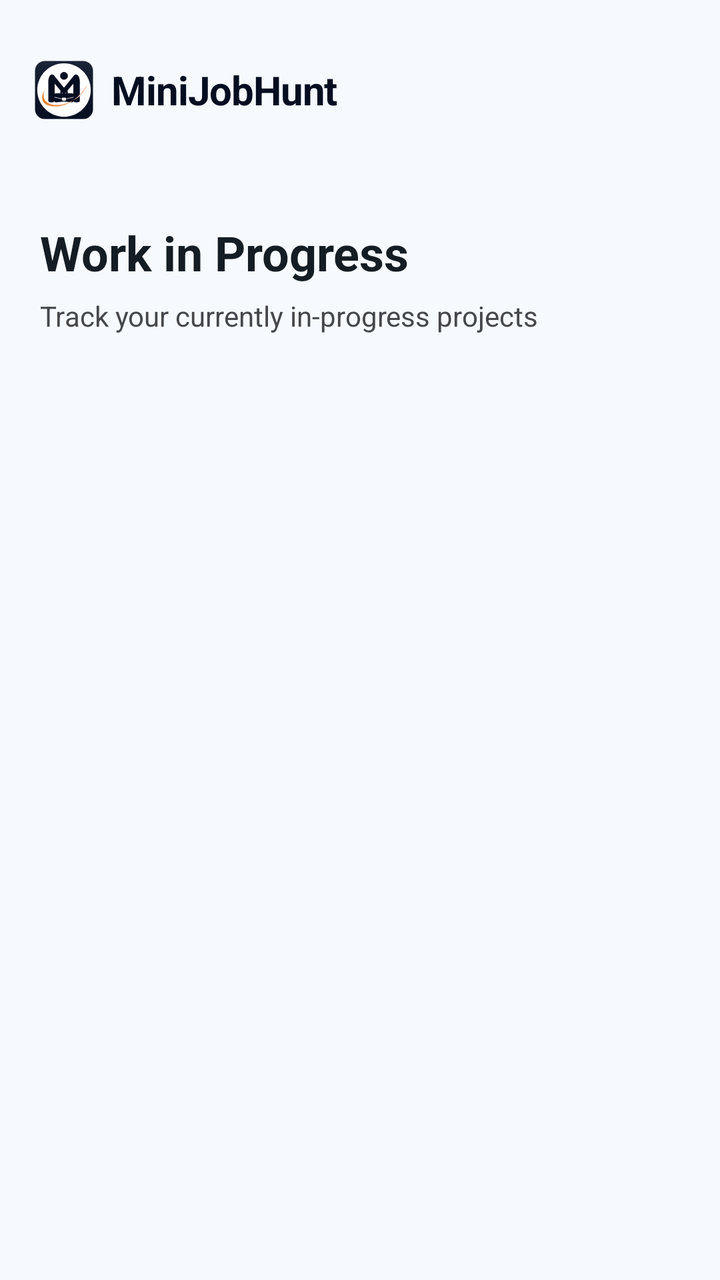
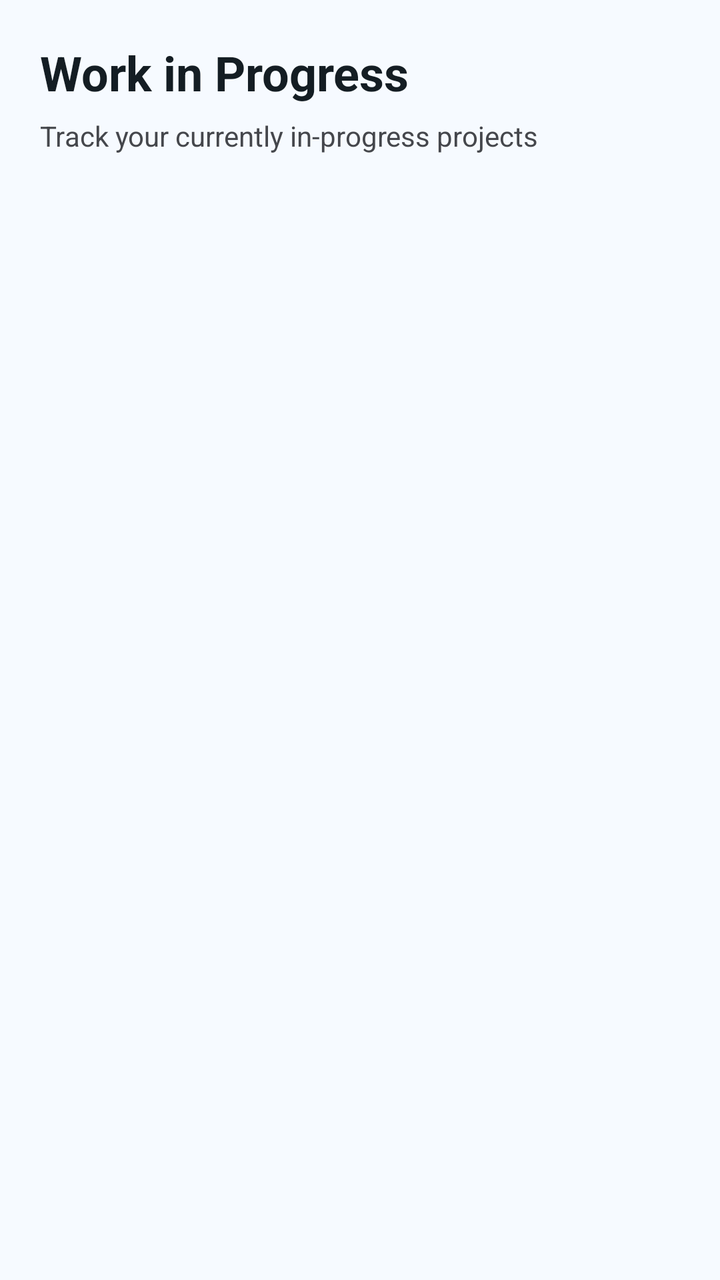

The first picture is an Android layout as it rendered before a commit; the second is the same layout after the commit. The layout source and the unified diff follow.
<!-- AndroidManifest.xml: application theme Theme.MiniJobHunt -->
<!-- res/layout/fragment_freelancer_in_progress_jobs.xml -->
<?xml version="1.0" encoding="utf-8"?>
<LinearLayout xmlns:android="http://schemas.android.com/apk/res/android"
    xmlns:tools="http://schemas.android.com/tools"
    android:layout_width="match_parent"
    android:layout_height="match_parent"
    android:orientation="vertical"
    android:background="@color/background">

    
    <include
        android:id="@+id/header"
        layout="@layout/layout_common_header" />

    <LinearLayout
        android:layout_width="match_parent"
        android:layout_height="wrap_content"
        android:orientation="vertical"
        android:padding="20dp">

        <TextView
            android:layout_width="wrap_content"
            android:layout_height="wrap_content"
            android:text="Work in Progress"
            android:textSize="24sp"
            android:textStyle="bold"
            android:textColor="@color/text_primary" />

        <TextView
            android:layout_width="wrap_content"
            android:layout_height="wrap_content"
            android:layout_marginTop="6dp"
            android:text="Track your currently in-progress projects"
            android:textColor="@color/text_secondary" />

    </LinearLayout>

    <androidx.recyclerview.widget.RecyclerView
        android:id="@+id/recyclerViewJobs"
        android:layout_width="match_parent"
        android:layout_height="match_parent"
        android:clipToPadding="false"
        android:paddingBottom="100dp"
        tools:listitem="@layout/item_freelancer_job" />

</LinearLayout>
<!-- res/layout/layout_common_header.xml (included above) -->
<?xml version="1.0" encoding="utf-8"?>
<RelativeLayout xmlns:android="http://schemas.android.com/apk/res/android"
    xmlns:app="http://schemas.android.com/apk/res-auto"
    android:layout_width="match_parent"
    android:layout_height="90dp"
    android:background="@color/surface"
    android:paddingHorizontal="16dp"
    android:paddingTop="24dp">

    <LinearLayout
        android:layout_width="wrap_content"
        android:layout_height="wrap_content"
        android:layout_centerVertical="true"
        android:gravity="center_vertical"
        android:orientation="horizontal">

        <ImageView
            android:layout_width="32dp"
            android:layout_height="32dp"
            android:src="@drawable/ic_mainlogo" />

        <TextView
            android:layout_width="wrap_content"
            android:layout_height="wrap_content"
            android:layout_marginStart="8dp"
            android:text="MiniJobHunt"
            android:textColor="@color/primary"
            android:textSize="20sp"
            android:textStyle="bold"
            android:letterSpacing="-0.02" />
    </LinearLayout>
</RelativeLayout>
<!-- res/layout/item_freelancer_job.xml (included above) -->
<?xml version="1.0" encoding="utf-8"?>
<androidx.cardview.widget.CardView
    xmlns:android="http://schemas.android.com/apk/res/android"
    xmlns:app="http://schemas.android.com/apk/res-auto"
    android:layout_width="match_parent"
    android:layout_height="wrap_content"
    android:layout_marginHorizontal="16dp"
    android:layout_marginVertical="8dp"
    app:cardBackgroundColor="@color/white"
    app:cardCornerRadius="16dp"
    app:cardElevation="2dp">

    <LinearLayout
        android:layout_width="match_parent"
        android:layout_height="wrap_content"
        android:orientation="vertical"
        android:padding="16dp">

        
        <LinearLayout
            android:layout_width="match_parent"
            android:layout_height="wrap_content"
            android:orientation="horizontal"
            android:gravity="center_vertical"
            android:layout_marginBottom="12dp">

            <com.google.android.material.imageview.ShapeableImageView
                android:id="@+id/imgClientProfile"
                android:layout_width="40dp"
                android:layout_height="40dp"
                android:scaleType="centerCrop"
                android:src="@drawable/ic_profile"
                app:shapeAppearanceOverlay="@style/CircleImage"
                app:strokeColor="@color/outline_variant"
                app:strokeWidth="1dp" />

            <LinearLayout
                android:layout_width="0dp"
                android:layout_height="wrap_content"
                android:layout_weight="1"
                android:orientation="vertical"
                android:layout_marginStart="12dp">

                <LinearLayout
                    android:layout_width="wrap_content"
                    android:layout_height="wrap_content"
                    android:orientation="horizontal"
                    android:gravity="center_vertical">

                    <TextView
                        android:id="@+id/txtClientName"
                        android:layout_width="wrap_content"
                        android:layout_height="wrap_content"
                        android:text="Client Name"
                        android:textColor="@color/primary"
                        android:textStyle="bold"
                        android:textSize="14sp" />

                    <ImageView
                        android:id="@+id/imgVerifiedBadge"
                        android:layout_width="20dp"
                        android:layout_height="20dp"
                        android:layout_marginStart="6dp"
                        android:src="@drawable/ic_verified"
                        android:visibility="gone"
                        android:contentDescription="Verified"/>

                </LinearLayout>

                <TextView
                    android:id="@+id/txtPostedAt"
                    android:layout_width="wrap_content"
                    android:layout_height="wrap_content"
                    android:text="Posted just now"
                    android:textColor="@color/text_secondary"
                    android:textSize="12sp" />

            </LinearLayout>

        </LinearLayout>

        <TextView
            android:id="@+id/txtJobTitle"
            android:layout_width="wrap_content"
            android:layout_height="wrap_content"
            android:text="Job Title"
            android:textSize="18sp"
            android:textStyle="bold"
            android:textColor="@color/primary" />

        <TextView
            android:id="@+id/txtJobDetails"
            android:layout_width="wrap_content"
            android:layout_height="wrap_content"
            android:layout_marginTop="6dp"
            android:text="Details"
            android:textColor="@color/text_secondary"
            android:textSize="14sp"
            android:lineSpacingExtra="2dp" />

        <LinearLayout
            android:layout_width="match_parent"
            android:layout_height="wrap_content"
            android:orientation="horizontal"
            android:gravity="center_vertical"
            android:layout_marginTop="12dp">

            <ImageView
                android:layout_width="16dp"
                android:layout_height="16dp"
                android:src="@drawable/ic_money"
                app:tint="@color/success" />

            <TextView
                android:id="@+id/txtJobBudget"
                android:layout_width="wrap_content"
                android:layout_height="wrap_content"
                android:layout_marginStart="6dp"
                android:text="Budget: Rs. 0"
                android:textColor="@color/success"
                android:textStyle="bold"
                android:textSize="14sp" />

        </LinearLayout>

        <RelativeLayout
            android:layout_width="match_parent"
            android:layout_height="wrap_content"
            android:layout_marginTop="16dp">

            <com.google.android.material.button.MaterialButton
                android:id="@+id/btnApply"
                style="@style/AppButton.Accent"
                android:layout_width="wrap_content"
                android:layout_height="42dp"
                android:layout_alignParentEnd="true"
                android:paddingHorizontal="24dp"
                android:text="Apply Now"
                android:textAllCaps="false"
                android:textSize="14sp" />

        </RelativeLayout>

        <LinearLayout
            android:id="@+id/layoutWork"
            android:layout_width="match_parent"
            android:layout_height="wrap_content"
            android:orientation="vertical"
            android:visibility="gone"
            tools:visibility="visible"
            xmlns:tools="http://schemas.android.com/tools">

            <View
                android:layout_width="match_parent"
                android:layout_height="1dp"
                android:background="@color/divider"
                android:layout_marginVertical="12dp" />

            <TextView
                android:id="@+id/txtWorkFile"
                android:layout_width="match_parent"
                android:layout_height="wrap_content"
                android:background="@drawable/bg_chip_light"
                android:padding="12dp"
                android:text="Attached File: none"
                android:textColor="@color/primary"
                android:textSize="13sp"
                android:textStyle="bold"
                android:drawableStart="@drawable/ic_upload"
                android:drawablePadding="8dp"
                android:visibility="gone" />

            <LinearLayout
                android:layout_width="match_parent"
                android:layout_height="wrap_content"
                android:orientation="horizontal"
                android:layout_marginTop="12dp">

                <com.google.android.material.button.MaterialButton
                    android:id="@+id/btnSubmitWork"
                    style="@style/AppButton.Primary"
                    android:layout_width="0dp"
                    android:layout_height="42dp"
                    android:layout_weight="1"
                    android:layout_marginEnd="6dp"
                    android:text="Submit Work"
                    android:textSize="13sp"
                    android:textAllCaps="false" />

                <com.google.android.material.button.MaterialButton
                    android:id="@+id/btnManageWork"
                    style="@style/AppButton.Ghost"
                    android:layout_width="0dp"
                    android:layout_height="42dp"
                    android:layout_weight="1"
                    android:layout_marginStart="6dp"
                    android:text="Manage"
                    android:textSize="13sp"
                    android:textAllCaps="false" />
            </LinearLayout>

            <com.google.android.material.button.MaterialButton
                android:id="@+id/btnRaiseConflict"
                style="@style/Widget.Material3.Button.TextButton"
                android:layout_width="match_parent"
                android:layout_height="wrap_content"
                android:layout_marginTop="4dp"
                android:text="Problem? Raise a Conflict"
                android:textColor="@color/accent"
                android:textSize="12sp"
                android:textAllCaps="false" />
        </LinearLayout>



    </LinearLayout>

</androidx.cardview.widget.CardView>
<!-- resources referenced by this layout -->
<resources>
  <color name="accent">#ba1a1a</color>
  <color name="background">#f6faff</color>
  <color name="divider">#c6c6cd</color>
  <color name="outline_variant">#c6c6cd</color>
  <color name="primary">#050e21</color>
  <color name="success">#10B981</color>
  <color name="surface">#f6faff</color>
  <color name="text_primary">#141d23</color>
  <color name="text_secondary">#45474c</color>
  <color name="white">#FFFFFF</color>
  <!-- drawable bg_chip_light (drawable) -->
  <?xml version="1.0" encoding="utf-8"?>
  <shape xmlns:android="http://schemas.android.com/apk/res/android"
      android:shape="rectangle">
      <solid android:color="@color/surface_container" />
      <corners android:radius="999dp" />
  </shape>
  <!-- drawable ic_mainlogo: vector/xml drawable (drawable, 3696 chars, omitted) -->
  <!-- drawable ic_profile (drawable) -->
  <vector xmlns:android="http://schemas.android.com/apk/res/android"
      android:width="24dp"
      android:height="24dp"
      android:viewportWidth="24"
      android:viewportHeight="24">
  
      <path
          android:fillColor="#666666"
          android:pathData="M12,12c2.21,0 4,-1.79 4,-4s-1.79,-4 -4,-4 -4,1.79 -4,4 1.79,4 4,4zm0,2c-2.67,0 -8,1.34 -8,4v2h16v-2c0,-2.66 -5.33,-4 -8,-4z"/>
  </vector>
  <!-- drawable ic_upload (drawable) -->
  <vector xmlns:android="http://schemas.android.com/apk/res/android"
      android:width="24dp"
      android:height="24dp"
      android:viewportWidth="24"
      android:viewportHeight="24">
  
      <path
          android:fillColor="#4CAF50"
          android:pathData="M5,20h14v-2H5v2zM12,2l-5.5,5.5 1.41,1.41L11,5.83V16h2V5.83l3.09,3.08 1.41-1.41L12,2z"/>
  </vector>
  <style name="AppButton.Primary" parent="Widget.Material3.Button">
          <item name="backgroundTint">@color/primary</item>
          <item name="android:textColor">@color/white</item>
          <item name="shapeAppearance">@style/ShapeAppearance.App.Medium</item>
          <item name="android:insetTop">0dp</item>
          <item name="android:insetBottom">0dp</item>
          <item name="android:letterSpacing">0.01</item>
          <item name="android:textStyle">bold</item>
      </style>
  <style name="CircleImage">
          <item name="cornerSize">50%</item>
      </style>
  <style name="Theme.MiniJobHunt" parent="Base.Theme.MiniJobHunt" />
  <color name="surface_container">#e6eff8</color>
  <color name="info">#050e21</color>
  <color name="orange_primary">#de6a00</color>
  <style name="ShapeAppearance.App.Medium" parent="ShapeAppearance.Material3.MediumComponent">
          <item name="cornerSize">12dp</item>
      </style>
  <color name="primary_container">#1b2437</color>
  <color name="on_primary_container">#828ba2</color>
  <color name="secondary">#5c5f60</color>
  <style name="AppText.HeadlineLarge">
          <item name="android:textSize">24sp</item>
          <item name="android:textStyle">bold</item>
          <item name="android:textColor">@color/text_primary</item>
          <item name="android:letterSpacing">-0.02</item>
      </style>
  <style name="AppText.TitleMedium">
          <item name="android:textSize">18sp</item>
          <item name="android:textStyle">bold</item>
          <item name="android:textColor">@color/text_primary</item>
      </style>
  <style name="AppText.BodyLarge">
          <item name="android:textSize">16sp</item>
          <item name="android:textColor">@color/text_secondary</item>
      </style>
  <style name="AppText.LabelMedium">
          <item name="android:textSize">12sp</item>
          <item name="android:textStyle">bold</item>
          <item name="android:textColor">@color/text_muted</item>
          <item name="android:letterSpacing">0.01</item>
      </style>
  <color name="text_muted">#76777d</color>
  <!-- unchanged entries left out for length: 5 -->
</resources>

<!-- the commit's change to res/layout/fragment_freelancer_in_progress_jobs.xml (unified diff, before → after) -->
@@ -6,11 +6,6 @@
     android:orientation="vertical"
     android:background="@color/background">
 
-    
-    <include
-        android:id="@+id/header"
-        layout="@layout/layout_common_header" />
-
     <LinearLayout
         android:layout_width="match_parent"
         android:layout_height="wrap_content"
@@ -43,39 +38,6 @@
         tools:listitem="@layout/item_freelancer_job" />
 
 </LinearLayout>
-<!-- res/layout/layout_common_header.xml (included above) -->
-<?xml version="1.0" encoding="utf-8"?>
-<RelativeLayout xmlns:android="http://schemas.android.com/apk/res/android"
-    xmlns:app="http://schemas.android.com/apk/res-auto"
-    android:layout_width="match_parent"
-    android:layout_height="90dp"
-    android:background="@color/surface"
-    android:paddingHorizontal="16dp"
-    android:paddingTop="24dp">
-
-    <LinearLayout
-        android:layout_width="wrap_content"
-        android:layout_height="wrap_content"
-        android:layout_centerVertical="true"
-        android:gravity="center_vertical"
-        android:orientation="horizontal">
-
-        <ImageView
-            android:layout_width="32dp"
-            android:layout_height="32dp"
-            android:src="@drawable/ic_mainlogo" />
-
-        <TextView
-            android:layout_width="wrap_content"
-            android:layout_height="wrap_content"
-            android:layout_marginStart="8dp"
-            android:text="MiniJobHunt"
-            android:textColor="@color/primary"
-            android:textSize="20sp"
-            android:textStyle="bold"
-            android:letterSpacing="-0.02" />
-    </LinearLayout>
-</RelativeLayout>
 <!-- res/layout/item_freelancer_job.xml (included above) -->
 <?xml version="1.0" encoding="utf-8"?>
 <androidx.cardview.widget.CardView
<!-- resource entries referenced after the edit -->
@@ -6,7 +6,6 @@
   <color name="outline_variant">#c6c6cd</color>
   <color name="primary">#050e21</color>
   <color name="success">#10B981</color>
-  <color name="surface">#f6faff</color>
   <color name="text_primary">#141d23</color>
   <color name="text_secondary">#45474c</color>
   <color name="white">#FFFFFF</color>
@@ -17,7 +16,6 @@
       <solid android:color="@color/surface_container" />
       <corners android:radius="999dp" />
   </shape>
-  <!-- drawable ic_mainlogo: vector/xml drawable (drawable, 3696 chars, omitted) -->
   <!-- drawable ic_profile (drawable) -->
   <vector xmlns:android="http://schemas.android.com/apk/res/android"
       android:width="24dp"
